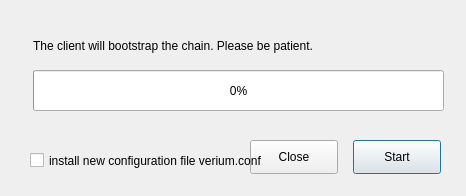
Qt form src/qt/forms/bootstrapdialog.ui (VeriConomy/vericoin) before a commit.
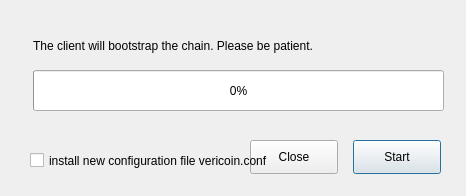
The same form after that commit.

Commit message: Renaming Verium to Vericoin

```diff
--- a/src/qt/forms/bootstrapdialog.ui
+++ b/src/qt/forms/bootstrapdialog.ui
@@ -81,7 +81,7 @@
     </rect>
    </property>
    <property name="text">
-    <string>install new configuration file verium.conf</string>
+    <string>install new configuration file vericoin.conf</string>
    </property>
   </widget>
  </widget>
```
The commit also changes 251 other files.
